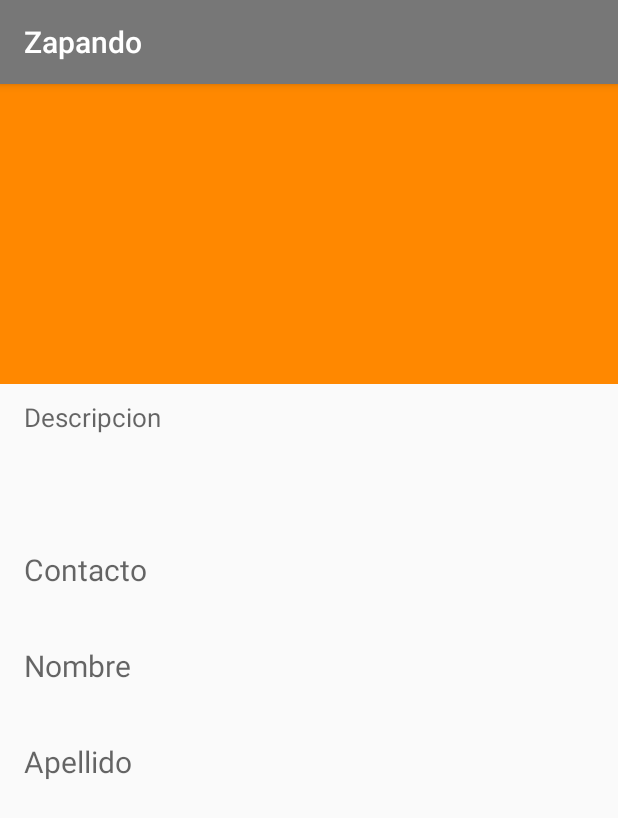
After one commit to arycccc/Zapando, an Android app: the PerfilMatcheadoActivity screen opened directly, with no data from a screen before it, on a phone screen of 412 x 824 dp. The commit adds this screen. Shown: the top 818 px of the screen. Run offline under Robolectric (Android 15) with nearby library versions, the phone set to English and light mode, and no system bars; network calls fail.

Commit message:
modificando perfilmacheo

```diff
--- a/app/src/main/AndroidManifest.xml
+++ b/app/src/main/AndroidManifest.xml
@@ -8,8 +8,8 @@
          location permissions for the 'MyLocation' functionality.
     -->
     <uses-permission android:name="android.permission.ACCESS_FINE_LOCATION" />
-    <uses-permission android:name="android.permission.INTERNET"></uses-permission>>
-
+    <uses-permission android:name="android.permission.INTERNET" />
+    >
     <application
         android:allowBackup="true"
         android:icon="@mipmap/ic_launcher"
@@ -48,7 +48,8 @@
         </activity>
         <activity android:name=".MatchActivity" />
         <activity android:name=".PerfilActivity" />
-        <activity android:name=".LoginActivity"></activity>
+        <activity android:name=".LoginActivity" />
+        <activity android:name=".PerfilMatcheadoActivity"></activity>
     </application>
 
 </manifest>
--- a/app/src/main/java/ar/edu/proyectosort/zapando/MatchActivity.java
+++ b/app/src/main/java/ar/edu/proyectosort/zapando/MatchActivity.java
@@ -34,7 +34,7 @@ public class MatchActivity extends AppCompatActivity {
     }
 
     public void pmatch(View v){
-        Intent intent = new Intent(this, PerfilActivity.class);
+        Intent intent = new Intent(this, PerfilMatcheadoActivity.class);
         startActivity(intent);
     }
 
--- /dev/null
+++ b/app/src/main/java/ar/edu/proyectosort/zapando/PerfilMatcheadoActivity.java
@@ -0,0 +1,22 @@
+package ar.edu.proyectosort.zapando;
+
+import android.content.Intent;
+import android.net.Uri;
+import android.support.v7.app.AppCompatActivity;
+import android.os.Bundle;
+import android.view.View;
+
+public class PerfilMatcheadoActivity extends AppCompatActivity {
+
+    @Override
+    protected void onCreate(Bundle savedInstanceState) {
+        super.onCreate(savedInstanceState);
+        setContentView(R.layout.activity_perfil_matcheado);
+    }
+
+    public void link(View v) {
+        Uri uri = Uri.parse("https://www.youtube.com/watch?v=lT8ep_YGcvA");
+        Intent intent = new Intent(Intent.ACTION_VIEW, uri);
+        startActivity(intent);
+    }
+}
--- /dev/null
+++ b/app/src/main/res/layout/activity_perfil_matcheado.xml
@@ -0,0 +1,74 @@
+<?xml version="1.0" encoding="utf-8"?>
+<android.support.constraint.ConstraintLayout xmlns:android="http://schemas.android.com/apk/res/android"
+    xmlns:app="http://schemas.android.com/apk/res-auto"
+    xmlns:tools="http://schemas.android.com/tools"
+    android:layout_width="match_parent"
+    android:layout_height="match_parent"
+    tools:context="ar.edu.proyectosort.zapando.PerfilMatcheadoActivity">
+
+    <ImageView
+        android:id="@+id/fotograma"
+        android:layout_width="match_parent"
+        android:layout_height="200dp"
+        android:background="@android:color/holo_orange_dark"
+        android:onClick="link" />
+
+    <TextView
+        android:id="@+id/description"
+        android:layout_width="match_parent"
+        android:layout_height="100dp"
+        android:layout_marginEnd="16dp"
+        android:layout_marginStart="16dp"
+        android:layout_marginTop="10dp"
+        android:hint="Descripcion"
+        android:inputType="textMultiLine"
+        android:textSize="17dp"
+        app:layout_constraintEnd_toEndOf="parent"
+        app:layout_constraintHorizontal_bias="0.0"
+        app:layout_constraintStart_toStartOf="parent"
+        app:layout_constraintTop_toBottomOf="@+id/fotograma" />
+
+    <TextView
+        android:id="@+id/contacto"
+        android:layout_width="match_parent"
+        android:layout_height="64dp"
+        android:layout_marginEnd="16dp"
+        android:layout_marginStart="16dp"
+        android:hint="Contacto"
+        android:inputType="text"
+        android:textSize="20dp"
+        app:layout_constraintEnd_toEndOf="parent"
+        app:layout_constraintHorizontal_bias="0.0"
+        app:layout_constraintStart_toStartOf="parent"
+        app:layout_constraintTop_toBottomOf="@+id/description" />
+
+    <TextView
+        android:id="@+id/firstname"
+        android:layout_width="match_parent"
+        android:layout_height="64dp"
+        android:layout_marginEnd="16dp"
+        android:layout_marginStart="16dp"
+        android:hint="Nombre"
+        android:inputType="text"
+        android:textSize="20dp"
+        app:layout_constraintEnd_toEndOf="parent"
+        app:layout_constraintHorizontal_bias="0.0"
+        app:layout_constraintStart_toStartOf="parent"
+        app:layout_constraintTop_toBottomOf="@+id/contacto" />
+
+    <TextView
+        android:id="@+id/lastname"
+        android:layout_width="match_parent"
+        android:layout_height="64dp"
+        android:layout_marginEnd="16dp"
+        android:layout_marginStart="16dp"
+        android:hint="Apellido"
+        android:inputType="text"
+        android:textSize="20dp"
+        app:layout_constraintEnd_toEndOf="parent"
+        app:layout_constraintHorizontal_bias="0.0"
+        app:layout_constraintStart_toStartOf="parent"
+        app:layout_constraintTop_toBottomOf="@+id/firstname" />
+
+
+</android.support.constraint.ConstraintLayout>
```
